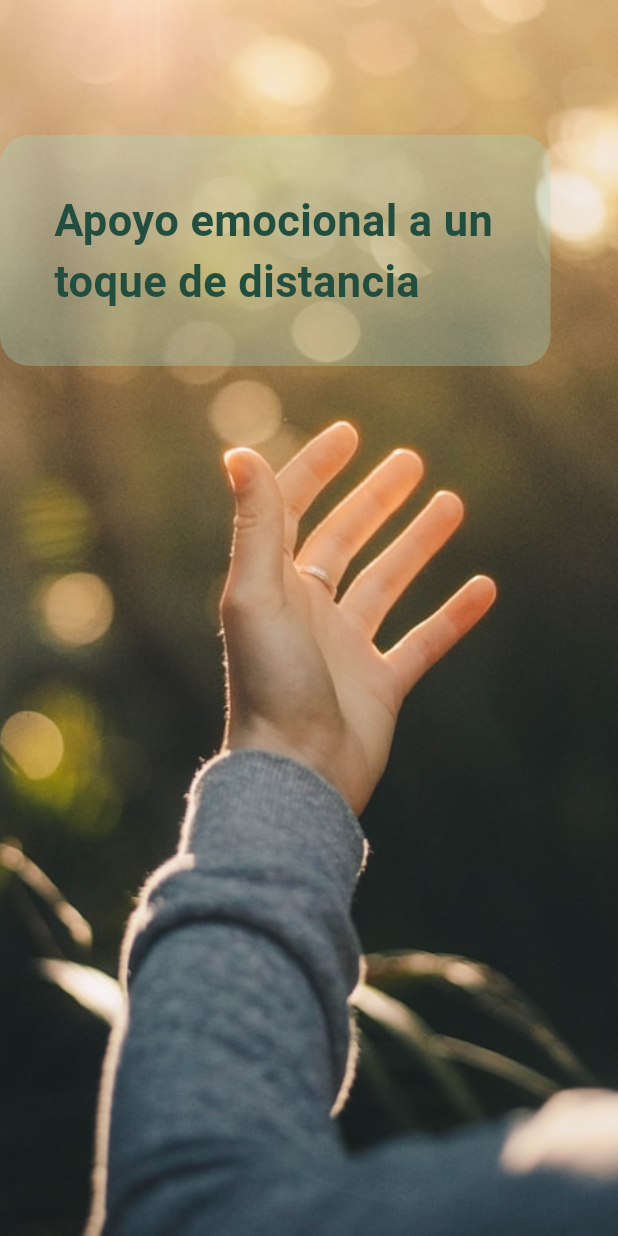
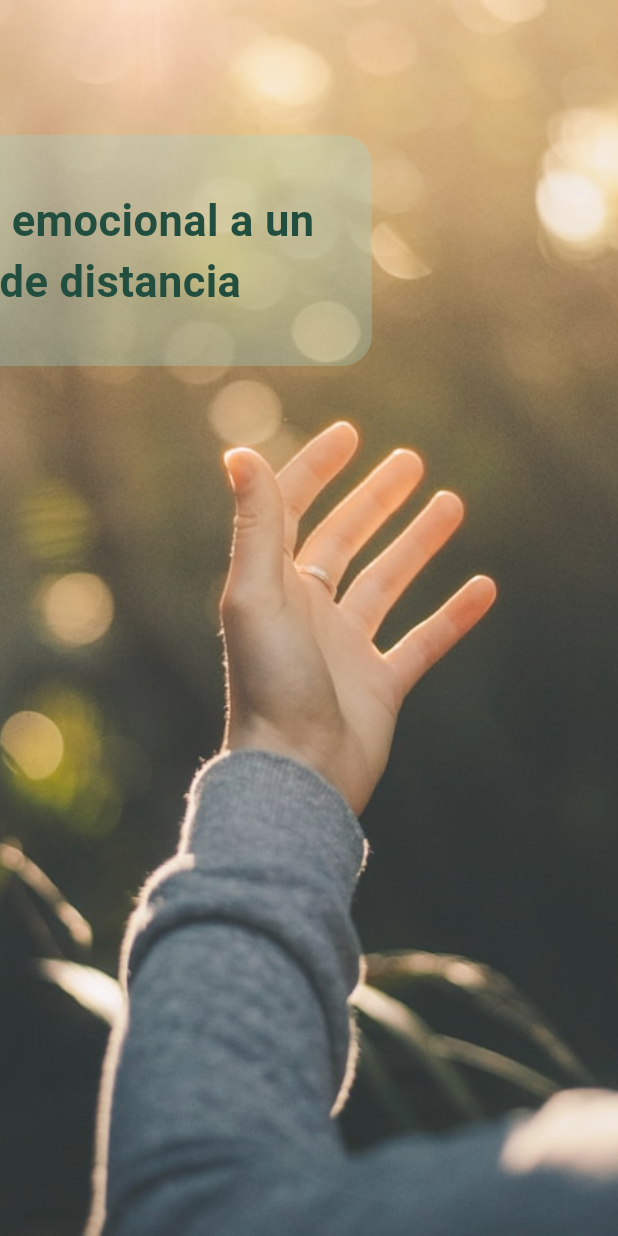
Before and after one commit to fabiander/syndra_app-flutter, a Flutter app: the screen it shows after launch, on a phone screen of 412 x 824 dp. Run offline on Flutter 3.47's test engine with Material 3 defaults, Android fonts, the phone set to English and light mode, and no system bars; Roboto replaces fonts that are missing (ralleway).

Commit message:
arreglo_intro

```diff
--- a/lib/intros/intro1.dart
+++ b/lib/intros/intro1.dart
@@ -1,5 +1,6 @@
 import 'dart:async';
 import 'package:flutter/material.dart';
+import 'intro2.dart';
 
 class Intro1 extends StatefulWidget {
   const Intro1({super.key});
@@ -11,25 +12,45 @@ class Intro1 extends StatefulWidget {
 class _Intro1State extends State<Intro1> with SingleTickerProviderStateMixin {
   late AnimationController _controller;
   late Animation<Offset> _textAnimation;
+  late Animation<double> _imageFadeAnimation;
 
   @override
   void initState() {
     super.initState();
 
     _controller = AnimationController(
-      duration: const Duration(seconds: 2),
+      duration: const Duration(seconds: 4),
       vsync: this,
     );
 
+    _imageFadeAnimation = CurvedAnimation(
+      parent: _controller,
+      curve: const Interval(0.0, 0.8, curve: Curves.easeInOut),
+    );
+
     _textAnimation = Tween<Offset>(
-      begin: const Offset(-1.5, 0), // entrada desde la izquierda
+      begin: const Offset(-1.5, 0),
       end: Offset.zero,
-    ).animate(CurvedAnimation(parent: _controller, curve: Curves.easeOut));
+    ).animate(
+      CurvedAnimation(parent: _controller, curve: Curves.easeOut),
+    );
 
-    _controller.forward();
+    // ✅ Espera a que se dibuje el primer frame antes de animar
+    WidgetsBinding.instance.addPostFrameCallback((_) {
+      _controller.forward();
+    });
 
-    Timer(Duration(seconds: 4), () {
-      Navigator.of(context).pushReplacementNamed('/intro2');
+    // ✅ Cambio a la siguiente pantalla después de 6 segundos
+    Timer(const Duration(seconds: 6), () {
+      Navigator.of(context).pushReplacement(
+        PageRouteBuilder(
+          transitionDuration: const Duration(milliseconds: 800),
+          pageBuilder: (_, __, ___) => const Intro2(),
+          transitionsBuilder: (_, animation, __, child) {
+            return FadeTransition(opacity: animation, child: child);
+          },
+        ),
+      );
     });
   }
 
@@ -42,24 +63,31 @@ class _Intro1State extends State<Intro1> with SingleTickerProviderStateMixin {
   @override
   Widget build(BuildContext context) {
     return Scaffold(
+      backgroundColor: Colors.transparent, // ✅ fondo transparente
       body: Stack(
         fit: StackFit.expand,
         children: [
-          Image.asset('assets/images/im_manos.jpg', fit: BoxFit.cover),
+          // ✅ Imagen con Fade
+          FadeTransition(
+            opacity: _imageFadeAnimation,
+            child: Image.asset(
+              'assets/images/im_manos.jpg',
+              fit: BoxFit.cover,
+            ),
+          ),
 
+          // ✅ Caja animada con Slide
           SlideTransition(
             position: _textAnimation,
             child: Align(
               alignment: Alignment.topCenter,
-
               child: Container(
                 margin: const EdgeInsets.only(right: 45, top: 90),
                 padding: const EdgeInsets.all(36),
                 decoration: BoxDecoration(
-                  color: Color.fromRGBO(163, 217, 207, 0.3),
+                  color: const Color.fromRGBO(163, 217, 207, 0.3),
                   borderRadius: BorderRadius.circular(20),
                 ),
-
                 child: const Text(
                   'Apoyo emocional a un toque de distancia',
                   style: TextStyle(
```
Also changed, not shown: lib/intros/intro2.dart (+18 -2 lines), lib/intros/intro3.dart (+7 -0 lines), lib/splash/splash_screen.dart (+26 -13 lines).
